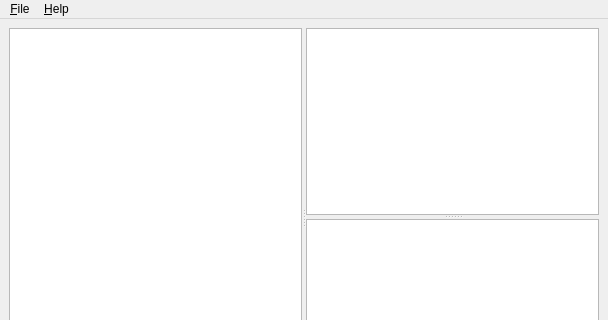
Before: the Qt Designer form trunk/src/translator/translator.ui in azizk/dil, drawn with Qt 5; both pictures show x 0 to 608 and y 0 to 320 of the 608 by 464 pixel window.
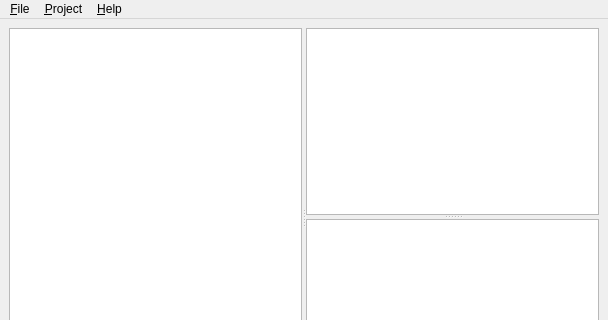
After: the same form once the commit is applied.

Commit message:
Translator: added NewProjectDialog.
Added methods to MainWindow for reading and writing application settings.

Diff of the .ui file:
```diff
--- a/trunk/src/translator/translator.ui
+++ b/trunk/src/translator/translator.ui
@@ -86,9 +86,19 @@
     <property name="title" >
      <string>&amp;Help</string>
     </property>
-    <addaction name="actionAbout" />
+    <addaction name="action_About" />
+   </widget>
+   <widget class="QMenu" name="menu_Project" >
+    <property name="title" >
+     <string>&amp;Project</string>
+    </property>
+    <addaction name="action_Add_catalogue" />
+    <addaction name="action_Build_Project" />
+    <addaction name="separator" />
+    <addaction name="action_Properties" />
    </widget>
    <addaction name="menu_File" />
+   <addaction name="menu_Project" />
    <addaction name="menu_Help" />
   </widget>
   <widget class="QStatusBar" name="statusbar" />
```
Left out of the diff: 35 changed lines with no effect on the pictures. The commit also changes 4 other files.
